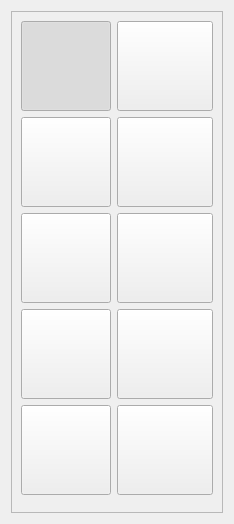
First picture: the form in frameworks/runtime-src/proj.win32QT/res/ui/ButtonPanel.ui, repository Kanaykin/BinaryLand, before the edit.
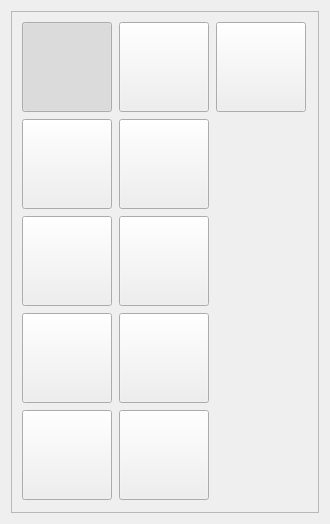
Second picture: the form after the edit.

Commit message: refs #57 time bonus added

Patch:
```diff
--- a/frameworks/runtime-src/proj.win32QT/res/ui/ButtonPanel.ui
+++ b/frameworks/runtime-src/proj.win32QT/res/ui/ButtonPanel.ui
@@ -6,7 +6,7 @@
    <rect>
     <x>0</x>
     <y>0</y>
-    <width>234</width>
+    <width>330</width>
     <height>524</height>
    </rect>
   </property>
@@ -14,7 +14,7 @@
    <string>Form</string>
   </property>
   <layout class="QGridLayout" name="gridLayout">
-   <item row="0" column="0">
+   <item row="0" column="1">
     <widget class="QFrame" name="frame">
      <property name="frameShape">
       <enum>QFrame::StyledPanel</enum>
@@ -22,7 +22,7 @@
      <property name="frameShadow">
       <enum>QFrame::Raised</enum>
      </property>
-     <layout class="QFormLayout" name="formLayout">
+     <layout class="QGridLayout" name="gridLayout_3">
       <item row="0" column="0">
        <widget class="QPushButton" name="treeButton">
         <property name="minimumSize">
@@ -31,6 +31,12 @@
           <height>90</height>
          </size>
         </property>
+        <property name="maximumSize">
+         <size>
+          <width>90</width>
+          <height>90</height>
+         </size>
+        </property>
         <property name="text">
          <string/>
         </property>
@@ -48,146 +54,20 @@
         </property>
        </widget>
       </item>
-      <item row="0" column="1">
-       <widget class="QPushButton" name="hunterButton">
-        <property name="minimumSize">
-         <size>
-          <width>90</width>
-          <height>90</height>
-         </size>
-        </property>
-        <property name="text">
-         <string/>
-        </property>
-        <property name="iconSize">
-         <size>
-          <width>80</width>
-          <height>80</height>
-         </size>
-        </property>
-        <property name="checkable">
-         <bool>true</bool>
-        </property>
-       </widget>
-      </item>
-      <item row="1" column="0">
-       <widget class="QPushButton" name="dogButton">
-        <property name="minimumSize">
-         <size>
-          <width>90</width>
-          <height>90</height>
-         </size>
-        </property>
-        <property name="text">
-         <string/>
-        </property>
-        <property name="iconSize">
-         <size>
-          <width>80</width>
-          <height>80</height>
-         </size>
-        </property>
-        <property name="checkable">
-         <bool>true</bool>
-        </property>
-       </widget>
-      </item>
-      <item row="1" column="1">
-       <widget class="QPushButton" name="cageButton">
-        <property name="minimumSize">
-         <size>
-          <width>90</width>
-          <height>90</height>
-         </size>
-        </property>
-        <property name="text">
-         <string/>
-        </property>
-        <property name="iconSize">
-         <size>
-          <width>80</width>
-          <height>80</height>
-         </size>
-        </property>
-        <property name="checkable">
-         <bool>true</bool>
-        </property>
-       </widget>
-      </item>
-      <item row="2" column="0">
-       <widget class="QPushButton" name="foxGirlButton">
-        <property name="minimumSize">
-         <size>
-          <width>90</width>
-          <height>90</height>
-         </size>
-        </property>
-        <property name="text">
-         <string/>
-        </property>
-        <property name="iconSize">
-         <size>
-          <width>80</width>
-          <height>80</height>
-         </size>
-        </property>
-        <property name="checkable">
-         <bool>true</bool>
-        </property>
-       </widget>
-      </item>
-      <item row="2" column="1">
-       <widget class="QPushButton" name="foxButton">
-        <property name="minimumSize">
-         <size>
-          <width>90</width>
-          <height>90</height>
-         </size>
-        </property>
-        <property name="text">
-         <string/>
-        </property>
-        <property name="iconSize">
-         <size>
-          <width>80</width>
-          <height>80</height>
-         </size>
-        </property>
-        <property name="checkable">
-         <bool>true</bool>
-        </property>
-       </widget>
-      </item>
-      <item row="3" column="0">
-       <widget class="QPushButton" name="coinButton">
-        <property name="minimumSize">
-         <size>
-          <width>90</width>
-          <height>90</height>
-         </size>
-        </property>
-        <property name="text">
-         <string/>
-        </property>
-        <property name="iconSize">
-         <size>
-          <width>80</width>
-          <height>80</height>
-         </size>
-        </property>
-        <property name="checkable">
-         <bool>true</bool>
-        </property>
-       </widget>
-      </item>
       <item row="3" column="1">
-       <widget class="QPushButton" name="foxyButton">
+       <widget class="QPushButton" name="foxButton">
         <property name="minimumSize">
          <size>
           <width>90</width>
           <height>90</height>
          </size>
         </property>
+        <property name="maximumSize">
+         <size>
+          <width>90</width>
+          <height>90</height>
+         </size>
+        </property>
         <property name="text">
          <string/>
         </property>
@@ -203,6 +83,34 @@
        </widget>
       </item>
       <item row="4" column="0">
+       <widget class="QPushButton" name="coinButton">
+        <property name="minimumSize">
+         <size>
+          <width>90</width>
+          <height>90</height>
+         </size>
+        </property>
+        <property name="maximumSize">
+         <size>
+          <width>90</width>
+          <height>90</height>
+         </size>
+        </property>
+        <property name="text">
+         <string/>
+        </property>
+        <property name="iconSize">
+         <size>
+          <width>80</width>
+          <height>80</height>
+         </size>
+        </property>
+        <property name="checkable">
+         <bool>true</bool>
+        </property>
+       </widget>
+      </item>
+      <item row="5" column="0">
        <widget class="QPushButton" name="deleteButton">
         <property name="minimumSize">
          <size>
@@ -210,6 +118,40 @@
           <height>90</height>
          </size>
         </property>
+        <property name="maximumSize">
+         <size>
+          <width>90</width>
+          <height>90</height>
+         </size>
+        </property>
+        <property name="text">
+         <string/>
+        </property>
+        <property name="iconSize">
+         <size>
+          <width>80</width>
+          <height>80</height>
+         </size>
+        </property>
+        <property name="checkable">
+         <bool>true</bool>
+        </property>
+       </widget>
+      </item>
+      <item row="2" column="1">
+       <widget class="QPushButton" name="cageButton">
+        <property name="minimumSize">
+         <size>
+          <width>90</width>
+          <height>90</height>
+         </size>
+        </property>
+        <property name="maximumSize">
+         <size>
+          <width>90</width>
+          <height>90</height>
+         </size>
+        </property>
         <property name="text">
          <string/>
         </property>
@@ -225,6 +167,118 @@
        </widget>
       </item>
       <item row="4" column="1">
+       <widget class="QPushButton" name="foxyButton">
+        <property name="minimumSize">
+         <size>
+          <width>90</width>
+          <height>90</height>
+         </size>
+        </property>
+        <property name="maximumSize">
+         <size>
+          <width>90</width>
+          <height>90</height>
+         </size>
+        </property>
+        <property name="text">
+         <string/>
+        </property>
+        <property name="iconSize">
+         <size>
+          <width>80</width>
+          <height>80</height>
+         </size>
+        </property>
+        <property name="checkable">
+         <bool>true</bool>
+        </property>
+       </widget>
+      </item>
+      <item row="0" column="1">
+       <widget class="QPushButton" name="hunterButton">
+        <property name="minimumSize">
+         <size>
+          <width>90</width>
+          <height>90</height>
+         </size>
+        </property>
+        <property name="maximumSize">
+         <size>
+          <width>90</width>
+          <height>90</height>
+         </size>
+        </property>
+        <property name="text">
+         <string/>
+        </property>
+        <property name="iconSize">
+         <size>
+          <width>80</width>
+          <height>80</height>
+         </size>
+        </property>
+        <property name="checkable">
+         <bool>true</bool>
+        </property>
+       </widget>
+      </item>
+      <item row="2" column="0">
+       <widget class="QPushButton" name="dogButton">
+        <property name="minimumSize">
+         <size>
+          <width>90</width>
+          <height>90</height>
+         </size>
+        </property>
+        <property name="maximumSize">
+         <size>
+          <width>90</width>
+          <height>90</height>
+         </size>
+        </property>
+        <property name="text">
+         <string/>
+        </property>
+        <property name="iconSize">
+         <size>
+          <width>80</width>
+          <height>80</height>
+         </size>
+        </property>
+        <property name="checkable">
+         <bool>true</bool>
+        </property>
+       </widget>
+      </item>
+      <item row="3" column="0">
+       <widget class="QPushButton" name="foxGirlButton">
+        <property name="minimumSize">
+         <size>
+          <width>90</width>
+          <height>90</height>
+         </size>
+        </property>
+        <property name="maximumSize">
+         <size>
+          <width>90</width>
+          <height>90</height>
+         </size>
+        </property>
+        <property name="text">
+         <string/>
+        </property>
+        <property name="iconSize">
+         <size>
+          <width>80</width>
+          <height>80</height>
+         </size>
+        </property>
+        <property name="checkable">
+         <bool>true</bool>
+        </property>
+       </widget>
+      </item>
+      <item row="5" column="1">
        <widget class="QPushButton" name="arrowButton">
         <property name="minimumSize">
          <size>
@@ -232,6 +286,12 @@
           <height>90</height>
          </size>
         </property>
+        <property name="maximumSize">
+         <size>
+          <width>90</width>
+          <height>90</height>
+         </size>
+        </property>
         <property name="text">
          <string/>
         </property>
@@ -246,6 +306,25 @@
         </property>
        </widget>
       </item>
+      <item row="0" column="2">
+       <widget class="QPushButton" name="timeButton">
+        <property name="minimumSize">
+         <size>
+          <width>90</width>
+          <height>90</height>
+         </size>
+        </property>
+        <property name="maximumSize">
+         <size>
+          <width>90</width>
+          <height>90</height>
+         </size>
+        </property>
+        <property name="text">
+         <string/>
+        </property>
+       </widget>
+      </item>
      </layout>
     </widget>
    </item>
```
The commit also changes 17 other files.
